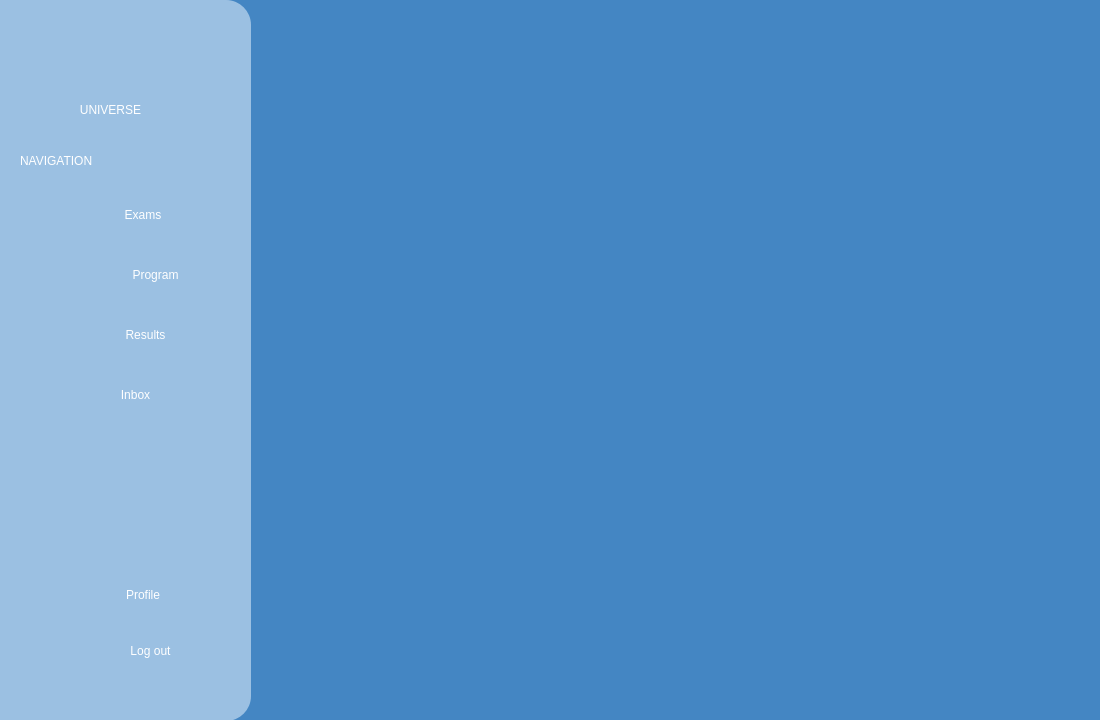
The window that AGUniverse/presentationLayer/main_menu.ui (codingburgas/sprint-eschool-ag-universe) describes before a commit, drawn with Qt 5.
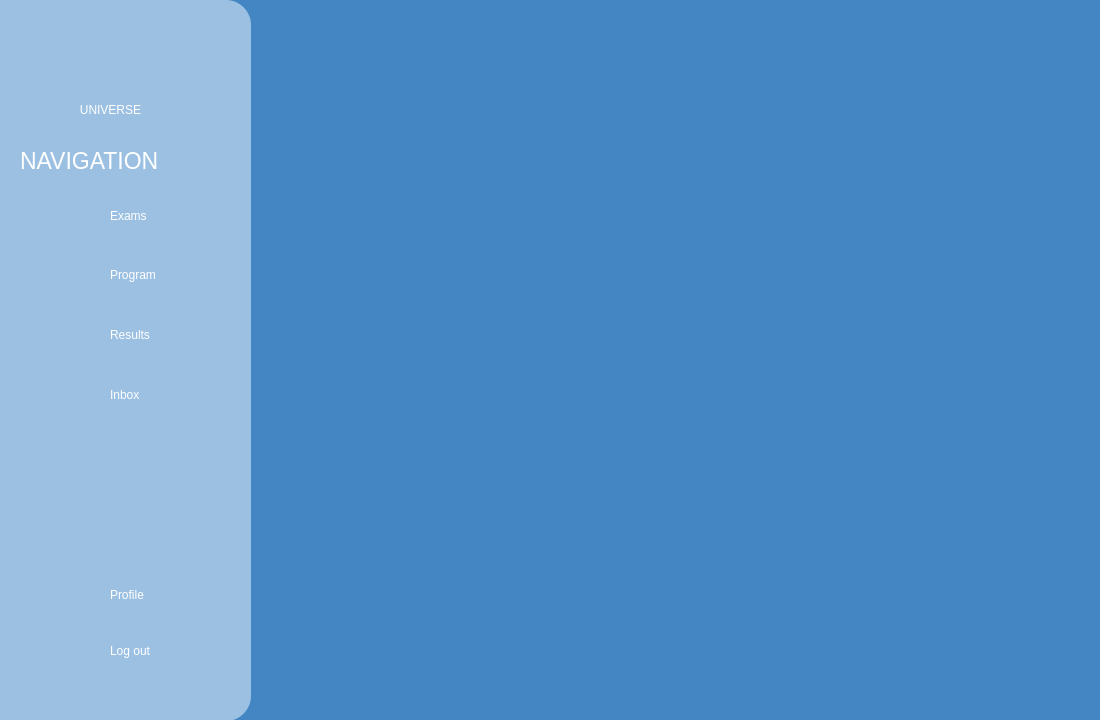
The same window after the commit. Icons and pictures are not drawn.

Commit message: Fix fonts and labels

Patch:
```diff
--- a/AGUniverse/presentationLayer/main_menu.ui
+++ b/AGUniverse/presentationLayer/main_menu.ui
@@ -188,7 +188,7 @@
    <widget class="QPushButton" name="logoutButton">
     <property name="geometry">
      <rect>
-      <x>100</x>
+      <x>110</x>
       <y>620</y>
       <width>101</width>
       <height>61</height>
@@ -196,7 +196,8 @@
     </property>
     <property name="styleSheet">
      <string notr="true">font: 15pt &quot;Allerta&quot;;
-color:white;</string>
+color:white;
+text-align:left;</string>
     </property>
     <property name="text">
      <string>Log out</string>
@@ -205,15 +206,16 @@
    <widget class="QPushButton" name="examsButton">
     <property name="geometry">
      <rect>
-      <x>100</x>
-      <y>200</y>
-      <width>86</width>
-      <height>29</height>
+      <x>110</x>
+      <y>195</y>
+      <width>71</width>
+      <height>41</height>
      </rect>
     </property>
     <property name="styleSheet">
      <string notr="true">font: 15pt &quot;Allerta&quot;;
-color:white;</string>
+color:white;
+text-align:left;</string>
     </property>
     <property name="text">
      <string>Exams</string>
@@ -222,7 +224,7 @@
    <widget class="QPushButton" name="programButton">
     <property name="geometry">
      <rect>
-      <x>100</x>
+      <x>110</x>
       <y>260</y>
       <width>111</width>
       <height>29</height>
@@ -230,7 +232,8 @@
     </property>
     <property name="styleSheet">
      <string notr="true">font: 15pt &quot;Allerta&quot;;
-color:white;</string>
+color:white;
+text-align:left;</string>
     </property>
     <property name="text">
      <string>Program</string>
@@ -239,7 +242,7 @@
    <widget class="QPushButton" name="resultsButton">
     <property name="geometry">
      <rect>
-      <x>100</x>
+      <x>110</x>
       <y>320</y>
       <width>91</width>
       <height>29</height>
@@ -247,7 +250,8 @@
     </property>
     <property name="styleSheet">
      <string notr="true">font: 15pt &quot;Allerta&quot;;
-color:white;</string>
+color:white;
+text-align:left;</string>
     </property>
     <property name="text">
      <string>Results</string>
@@ -256,7 +260,7 @@
    <widget class="QPushButton" name="inboxButton">
     <property name="geometry">
      <rect>
-      <x>100</x>
+      <x>110</x>
       <y>380</y>
       <width>71</width>
       <height>29</height>
@@ -264,7 +268,8 @@
     </property>
     <property name="styleSheet">
      <string notr="true">font: 15pt &quot;Allerta&quot;;
-color:white;</string>
+color:white;
+text-align:left;</string>
     </property>
     <property name="text">
      <string>Inbox</string>
@@ -273,7 +278,7 @@
    <widget class="QPushButton" name="profileButton">
     <property name="geometry">
      <rect>
-      <x>100</x>
+      <x>110</x>
       <y>580</y>
       <width>86</width>
       <height>29</height>
@@ -281,7 +286,8 @@
     </property>
     <property name="styleSheet">
      <string notr="true">font: 15pt &quot;Allerta&quot;;
-color:white;</string>
+color:white;
+text-align:left;</string>
     </property>
     <property name="text">
      <string>Profile</string>
@@ -297,7 +303,7 @@
      </rect>
     </property>
     <property name="styleSheet">
-     <string notr="true">font: 17pt &quot;Allerta&quot;;
+     <string notr="true">font: 17pt;
 color:white;</string>
     </property>
     <property name="text">
```
Left out of the diff: 3 changed lines with no effect on the pictures. The commit also changes 18 other files.
